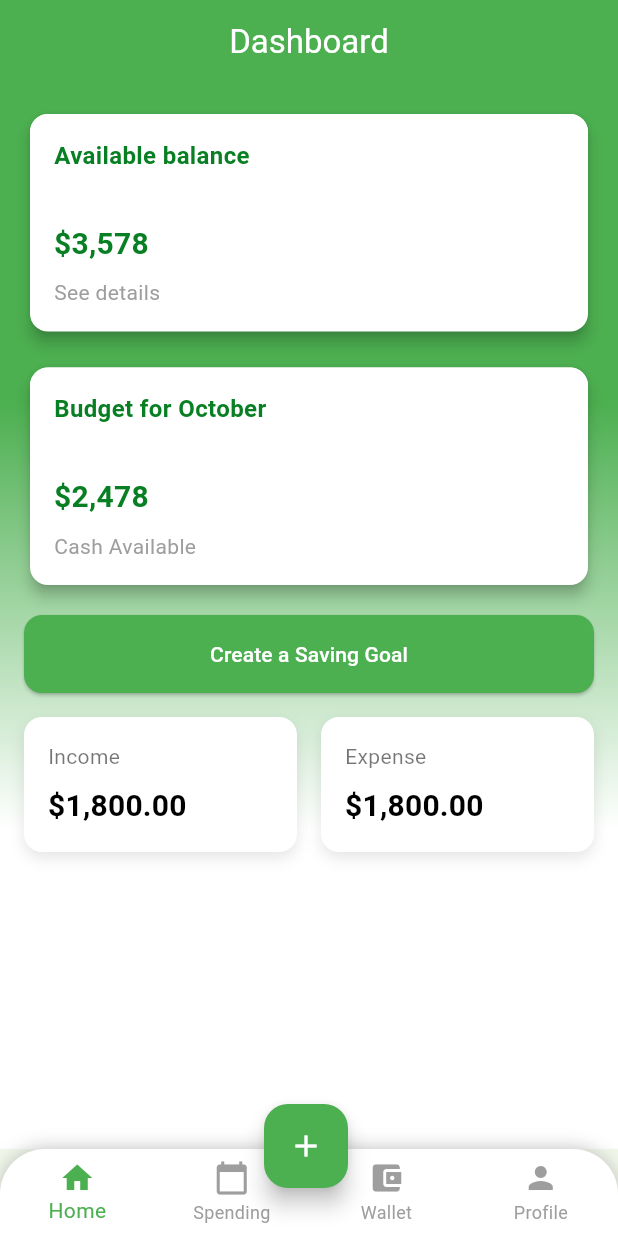
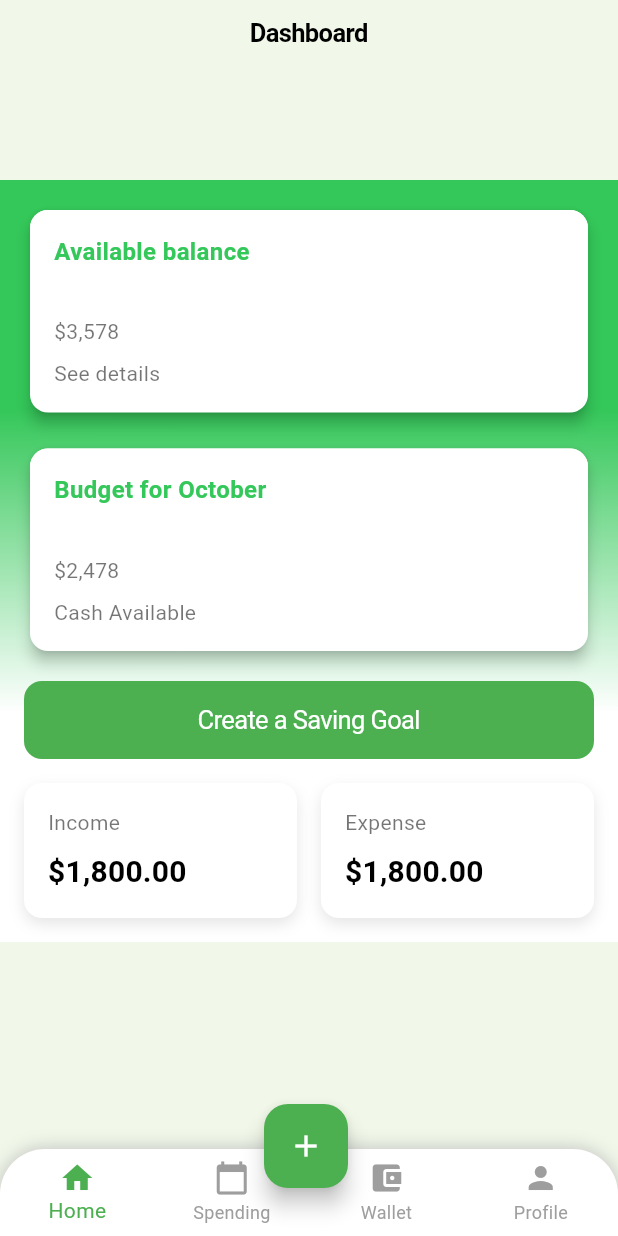
Before and after one commit to platzi/curso-flutter-firebase, a Flutter app: the DashboardScreen screen opened by its route, on a phone screen of 412 x 824 dp. Run offline on Flutter 3.47's test engine with Material 3 defaults, Android fonts, the light colour scheme and no system bars; our stand-ins replace firebase_auth, firebase_core, fl_chart, flutter_bloc, go_router; accounts and stored records are empty.

Commit message:
CupertinoWidgets

```diff
--- a/lib/screens/dashboard_screen.dart
+++ b/lib/screens/dashboard_screen.dart
@@ -1,3 +1,4 @@
+import 'package:flutter/cupertino.dart';
 import 'package:flutter/material.dart';
 import 'package:personal_finance/widgets/budget_card.dart';
 
@@ -6,27 +7,30 @@ class DashboardScreen extends StatelessWidget {
 
   @override
   Widget build(BuildContext context) {
-    final theme = Theme.of(context);
+    return CupertinoPageScaffold(
+        navigationBar: const CupertinoNavigationBar(
+          middle: Text('Dashboard'),
+        ),
+        child: Column(
+          children: [
+            const SizedBox(
+              height: 120,
+            ),
+            _buildBody(context),
+          ],
+        ));
+  }
 
-    return Scaffold(
-      backgroundColor: theme.appBarTheme.foregroundColor,
-      appBar: AppBar(
-        title: const Text('Dashboard'),
-      ),
-      body: Container(
+  Widget _buildBody(BuildContext context) {
+    return Container(
       decoration: const BoxDecoration(
           gradient: LinearGradient(
-            colors: [
-              Colors.green,
-              Colors.white,
-            ],
+              colors: [CupertinoColors.systemGreen, CupertinoColors.white],
               begin: Alignment.topCenter,
               end: Alignment.bottomCenter,
-            stops: [0.3, 0.7],
-          ),
-        ),
+              stops: [0.3, 0.7])),
       child: Padding(
-          padding: const EdgeInsets.all(16.0),
+        padding: const EdgeInsets.all(16),
         child: Column(
           crossAxisAlignment: CrossAxisAlignment.stretch,
           children: [
@@ -35,7 +39,6 @@ class DashboardScreen extends StatelessWidget {
               title: "Available balance",
               amount: "\$3,578",
               subtitle: "See details",
-                theme: theme,
             ),
             const SizedBox(height: 16),
 
@@ -44,23 +47,15 @@ class DashboardScreen extends StatelessWidget {
               title: "Budget for October",
               amount: "\$2,478",
               subtitle: "Cash Available",
-                theme: theme,
             ),
             const SizedBox(height: 16),
 
             // Botón de objetivo de ahorro
-              ElevatedButton(
-                onPressed: () {
-                  // Acción de crear objetivo de ahorro
-                },
-                style: ElevatedButton.styleFrom(
-                  padding: const EdgeInsets.symmetric(vertical: 16),
-                  shape: RoundedRectangleBorder(
-                    borderRadius: BorderRadius.circular(12),
+            CupertinoButton.filled(
+              child: const Text('Create a Saving Goal'),
+              onPressed: () {},
             ),
-                ),
-                child: const Text('Create a Saving Goal'),
-              ),
+
             const SizedBox(height: 16),
 
             // Ingreso y gastos
@@ -84,7 +79,6 @@ class DashboardScreen extends StatelessWidget {
           ],
         ),
       ),
-      ),
     );
   }
 
@@ -93,10 +87,9 @@ class DashboardScreen extends StatelessWidget {
     required String title,
     required String amount,
     String? subtitle,
-    required ThemeData theme,
   }) {
     return Card(
-      color: theme.appBarTheme.foregroundColor,
+      color: CupertinoColors.systemBackground,
       elevation: 4,
       shape: RoundedRectangleBorder(
         borderRadius: BorderRadius.circular(12),
@@ -108,9 +101,9 @@ class DashboardScreen extends StatelessWidget {
           Container(
             width: double.infinity,
             padding: const EdgeInsets.symmetric(vertical: 16),
-            decoration: BoxDecoration(
-              color: theme.appBarTheme.foregroundColor,
-              borderRadius: const BorderRadius.only(
+            decoration: const BoxDecoration(
+              color: CupertinoColors.systemBackground,
+              borderRadius: BorderRadius.only(
                 topLeft: Radius.circular(12),
                 topRight: Radius.circular(12),
               ),
@@ -119,8 +112,8 @@ class DashboardScreen extends StatelessWidget {
               padding: const EdgeInsets.symmetric(horizontal: 16.0),
               child: Text(
                 title,
-                style: TextStyle(
-                  color: theme.primaryColorDark,
+                style: const TextStyle(
+                  color: CupertinoColors.systemGreen,
                   fontSize: 16,
                   fontWeight: FontWeight.bold,
                 ),
@@ -136,17 +129,13 @@ class DashboardScreen extends StatelessWidget {
               children: [
                 Text(
                   amount,
-                  style: theme.textTheme.titleMedium?.copyWith(
-                    color: theme.primaryColorDark,
-                  ),
+                  selectionColor: CupertinoColors.systemGreen,
                 ),
                 if (subtitle != null) ...[
                   const SizedBox(height: 8),
                   Text(
                     subtitle,
-                    style: theme.textTheme.bodyMedium?.copyWith(
-                      color: Colors.grey,
-                    ),
+                    selectionColor: CupertinoColors.opaqueSeparator,
                   ),
                 ],
               ],
```
Lines whose indentation alone changed are shown as unchanged.
